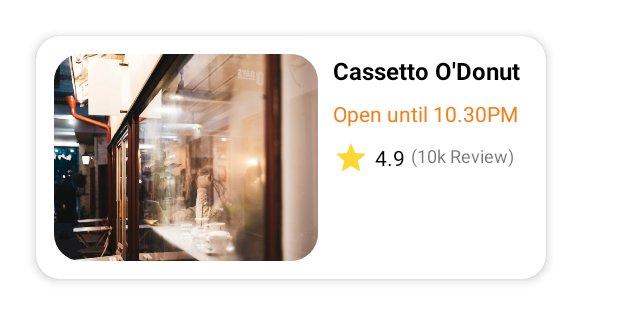
After one commit to anantyan/Binar-Android-Chapter-2, an Android app: the layout list_item_component_4.xml on its own in the app's theme, with its tools: preview values and no code run, on a phone screen of 412 x 824 dp. The commit adds this screen. Shown: the top 322 px of the screen. Run offline under Robolectric (Android 15) with nearby library versions, the phone set to English and light mode, and no system bars.

Commit message:
Penambahan recycler view ✔

```diff
--- /dev/null
+++ b/Chapter2MiniChallenge2/app/src/main/res/layout/list_item_component_4.xml
@@ -0,0 +1,121 @@
+<?xml version="1.0" encoding="utf-8"?>
+<androidx.constraintlayout.widget.ConstraintLayout xmlns:android="http://schemas.android.com/apk/res/android"
+    android:layout_width="wrap_content"
+    android:layout_height="wrap_content"
+    xmlns:app="http://schemas.android.com/apk/res-auto">
+
+    <androidx.cardview.widget.CardView
+        android:layout_width="wrap_content"
+        android:layout_height="wrap_content"
+        android:layout_marginStart="24dp"
+        android:layout_marginTop="24dp"
+        android:layout_marginEnd="5dp"
+        android:layout_marginBottom="24dp"
+        android:clickable="true"
+        android:focusable="true"
+        android:foreground="?android:attr/selectableItemBackground"
+        app:cardCornerRadius="16dp"
+        app:cardElevation="4dp"
+        app:layout_constraintBottom_toBottomOf="parent"
+        app:layout_constraintEnd_toEndOf="parent"
+        app:layout_constraintStart_toStartOf="parent"
+        app:layout_constraintTop_toTopOf="parent">
+
+        <androidx.constraintlayout.widget.ConstraintLayout
+            android:layout_width="340dp"
+            android:layout_height="wrap_content">
+
+            <androidx.cardview.widget.CardView
+                android:id="@+id/cardView3"
+                android:layout_width="wrap_content"
+                android:layout_height="wrap_content"
+                android:layout_marginStart="12dp"
+                android:layout_marginTop="12dp"
+                android:layout_marginBottom="12dp"
+                app:cardCornerRadius="18dp"
+                app:cardElevation="0dp"
+                app:layout_constraintBottom_toBottomOf="parent"
+                app:layout_constraintStart_toStartOf="parent"
+                app:layout_constraintTop_toTopOf="parent">
+
+                <ImageView
+                    android:id="@+id/img_view"
+                    android:layout_width="176dp"
+                    android:layout_height="138dp"
+                    android:scaleType="centerCrop"
+                    app:srcCompat="@drawable/enigma_1" />
+
+            </androidx.cardview.widget.CardView>
+
+            <TextView
+                android:id="@+id/txt_title"
+                android:layout_width="0dp"
+                android:layout_height="wrap_content"
+                android:layout_marginStart="10dp"
+                android:layout_marginTop="12dp"
+                android:layout_marginEnd="12dp"
+                android:ellipsize="end"
+                android:maxLines="1"
+                android:text="Cassetto O'Donut"
+                android:textColor="@color/black"
+                android:textSize="16sp"
+                android:textStyle="bold"
+                app:layout_constraintEnd_toEndOf="parent"
+                app:layout_constraintStart_toEndOf="@+id/cardView3"
+                app:layout_constraintTop_toTopOf="parent" />
+
+            <TextView
+                android:id="@+id/txt_opened"
+                android:layout_width="0dp"
+                android:layout_height="wrap_content"
+                android:layout_marginStart="10dp"
+                android:layout_marginTop="8dp"
+                android:layout_marginEnd="12dp"
+                android:ellipsize="end"
+                android:maxLines="1"
+                android:text="Open until 10.30PM"
+                android:textColor="#F57F17"
+                app:layout_constraintEnd_toEndOf="parent"
+                app:layout_constraintStart_toEndOf="@+id/cardView3"
+                app:layout_constraintTop_toBottomOf="@+id/txt_title" />
+
+            <ImageView
+                android:id="@+id/imageView4"
+                android:layout_width="wrap_content"
+                android:layout_height="wrap_content"
+                android:layout_marginStart="10dp"
+                android:layout_marginTop="8dp"
+                app:layout_constraintStart_toEndOf="@+id/cardView3"
+                app:layout_constraintTop_toBottomOf="@+id/txt_opened"
+                app:srcCompat="@drawable/ic_baseline_star_24"
+                app:tint="#FDD835" />
+
+            <TextView
+                android:id="@+id/txt_rating"
+                android:layout_width="wrap_content"
+                android:layout_height="wrap_content"
+                android:layout_marginStart="4dp"
+                android:layout_marginTop="10dp"
+                android:text="4.9"
+                android:textColor="@color/black"
+                app:layout_constraintStart_toEndOf="@+id/imageView4"
+                app:layout_constraintTop_toBottomOf="@+id/txt_opened" />
+
+            <TextView
+                android:id="@+id/txt_reviews"
+                android:layout_width="wrap_content"
+                android:layout_height="wrap_content"
+                android:layout_marginStart="4dp"
+                android:layout_marginTop="10dp"
+                android:ellipsize="end"
+                android:maxLines="2"
+                android:text="(10k Review)"
+                android:textSize="12sp"
+                app:layout_constraintStart_toEndOf="@+id/txt_rating"
+                app:layout_constraintTop_toBottomOf="@+id/txt_opened" />
+
+        </androidx.constraintlayout.widget.ConstraintLayout>
+
+    </androidx.cardview.widget.CardView>
+
+</androidx.constraintlayout.widget.ConstraintLayout>
```
Also changed, not shown: Chapter2MiniChallenge2/app/src/main/java/id/anantyan/chapter2_minichallenge2/MainActivity.kt (+74 -3 lines), Chapter2MiniChallenge2/app/src/main/java/id/anantyan/chapter2_minichallenge2/adapter/Component2Adapter.kt (added, +59 -0 lines), Chapter2MiniChallenge2/app/src/main/java/id/anantyan/chapter2_minichallenge2/adapter/Component4Adapter.kt (added, +60 -0 lines), Chapter2MiniChallenge2/app/src/main/java/id/anantyan/chapter2_minichallenge2/model/DataComponent.kt (added, +21 -0 lines), Chapter2MiniChallenge2/app/src/main/res/layout/activity_main.xml (+8 -2 lines), Chapter2MiniChallenge2/app/src/main/res/layout/list_item_component_2.xml (added, +123 -0 lines).
